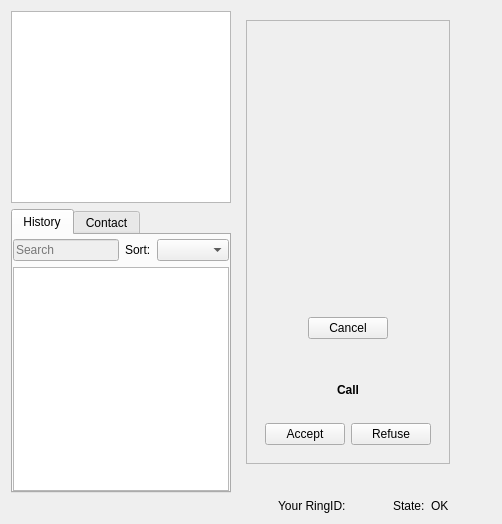
Qt form callwidget.ui (savoirfairelinux/jami-client-windows) before a commit.
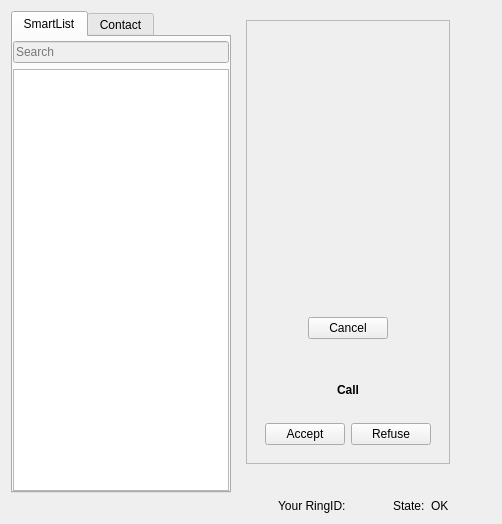
The same form after that commit. The open tabs and pages were chosen to show the change. Icons and pictures are not drawn. Custom widgets are drawn as their Qt base class.

Commit message:
smartlist: implement smart list view
Issue:

```diff
--- a/callwidget.ui
+++ b/callwidget.ui
@@ -263,32 +263,10 @@
       <enum>QLayout::SetDefaultConstraint</enum>
      </property>
      <item>
-      <layout class="QVBoxLayout" name="verticalLayout_5" stretch="0,1">
+      <layout class="QVBoxLayout" name="verticalLayout_5" stretch="0">
        <property name="topMargin">
         <number>0</number>
        </property>
-       <item>
-        <widget class="QListView" name="callList">
-         <property name="sizePolicy">
-          <sizepolicy hsizetype="MinimumExpanding" vsizetype="MinimumExpanding">
-           <horstretch>0</horstretch>
-           <verstretch>0</verstretch>
-          </sizepolicy>
-         </property>
-         <property name="minimumSize">
-          <size>
-           <width>0</width>
-           <height>0</height>
-          </size>
-         </property>
-         <property name="maximumSize">
-          <size>
-           <width>220</width>
-           <height>16777215</height>
-          </size>
-         </property>
-        </widget>
-       </item>
        <item>
         <widget class="QTabWidget" name="tabWidget">
          <property name="sizePolicy">
@@ -326,7 +304,7 @@
            </size>
           </property>
           <attribute name="title">
-           <string>History</string>
+           <string>SmartList</string>
           </attribute>
           <layout class="QVBoxLayout" name="verticalLayout_6">
            <property name="leftMargin">
@@ -359,46 +337,10 @@
                </property>
               </widget>
              </item>
-             <item>
-              <widget class="QLabel" name="label">
-               <property name="text">
-                <string>Sort:</string>
-               </property>
-              </widget>
-             </item>
-             <item>
-              <widget class="QComboBox" name="sortComboBox">
-               <property name="layoutDirection">
-                <enum>Qt::LeftToRight</enum>
-               </property>
-              </widget>
-             </item>
             </layout>
            </item>
            <item>
-            <widget class="QTreeView" name="historyList">
-             <property name="sizePolicy">
-              <sizepolicy hsizetype="MinimumExpanding" vsizetype="MinimumExpanding">
-               <horstretch>0</horstretch>
-               <verstretch>0</verstretch>
-              </sizepolicy>
-             </property>
-             <property name="minimumSize">
-              <size>
-               <width>0</width>
-               <height>0</height>
-              </size>
-             </property>
-             <property name="maximumSize">
-              <size>
-               <width>220</width>
-               <height>16777215</height>
-              </size>
-             </property>
-             <property name="frameShadow">
-              <enum>QFrame::Plain</enum>
-             </property>
-            </widget>
+            <widget class="QListView" name="smartList"/>
            </item>
           </layout>
          </widget>
```
Left out of the diff: 2 changed lines with no effect on the pictures. The commit also changes 3 other files.
